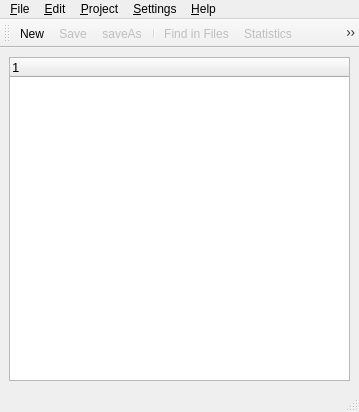
The window that pootling/ui/Catalog.ui (cc-archive/pootle) describes before a commit, drawn with Qt 5.
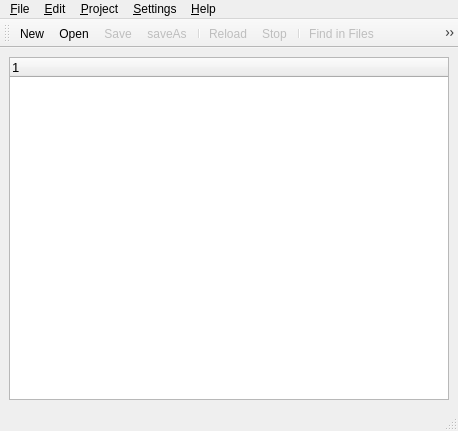
The same window after the commit. Icons and pictures are not drawn.

Commit message: Move code from CatalogSetting to NewProject. Add project properties (which use to be catalog setting). Recode and rename object's name in NewProject.

```diff
--- a/pootling/ui/Catalog.ui
+++ b/pootling/ui/Catalog.ui
@@ -8,8 +8,8 @@
    <rect>
     <x>0</x>
     <y>0</y>
-    <width>359</width>
-    <height>412</height>
+    <width>458</width>
+    <height>431</height>
    </rect>
   </property>
   <property name="sizePolicy" >
@@ -68,7 +68,7 @@
     <rect>
      <x>0</x>
      <y>0</y>
-     <width>359</width>
+     <width>458</width>
      <height>28</height>
     </rect>
    </property>
@@ -89,12 +89,6 @@
     <addaction name="actionAbout" />
     <addaction name="actionAboutQt" />
    </widget>
-   <widget class="QMenu" name="menuFile" >
-    <property name="title" >
-     <string>&amp;File</string>
-    </property>
-    <addaction name="actionQuit" />
-   </widget>
    <widget class="QMenu" name="menuSettings" >
     <property name="title" >
      <string>&amp;Settings</string>
@@ -128,6 +122,14 @@
     <addaction name="menuOpenRecentProject" />
     <addaction name="separator" />
     <addaction name="actionClose" />
+    <addaction name="separator" />
+    <addaction name="actionProperties" />
+   </widget>
+   <widget class="QMenu" name="menuFile" >
+    <property name="title" >
+     <string>&amp;File</string>
+    </property>
+    <addaction name="actionQuit" />
    </widget>
    <addaction name="menuFile" />
    <addaction name="menuEdit" />
@@ -164,13 +166,16 @@
     <number>4</number>
    </attribute>
    <addaction name="actionNew" />
+   <addaction name="actionOpen" />
    <addaction name="actionSave" />
    <addaction name="actionSaveAs" />
    <addaction name="separator" />
-   <addaction name="actionFind_in_Files" />
-   <addaction name="actionStatistics" />
    <addaction name="actionReload" />
    <addaction name="actionStop" />
+   <addaction name="separator" />
+   <addaction name="actionFind_in_Files" />
+   <addaction name="actionStatistics" />
+   <addaction name="actionProperties" />
    <addaction name="actionConfigure" />
   </widget>
   <action name="actionQuit" >
@@ -403,6 +408,17 @@
     <string>saveAs</string>
    </property>
   </action>
+  <action name="actionProperties" >
+   <property name="enabled" >
+    <bool>false</bool>
+   </property>
+   <property name="icon" >
+    <iconset>../images/folder_home.png</iconset>
+   </property>
+   <property name="text" >
+    <string>Properties</string>
+   </property>
+  </action>
  </widget>
  <resources/>
  <connections/>
```
Left out of the diff: 4 changed lines with no effect on the pictures. The commit also changes 9 other files.
